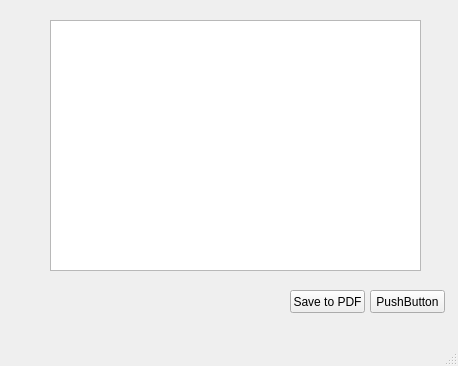
The window that Test1/mainwindow.ui (iVanyaVas/QT) describes before a commit, drawn with Qt 5.
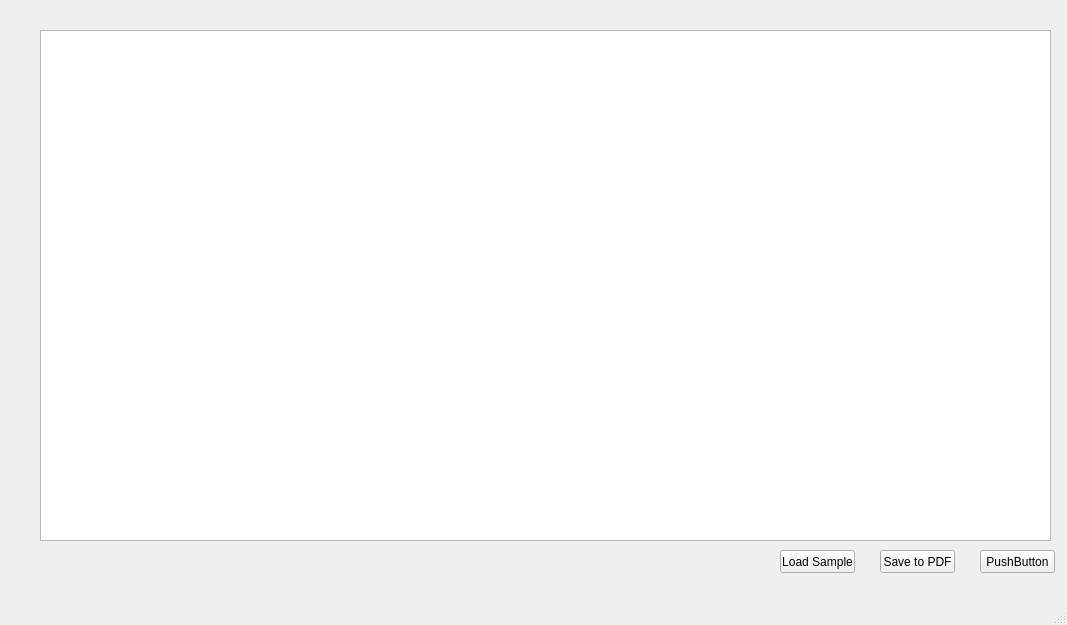
The same window after the commit.

Diff of the .ui file:
```diff
--- a/Test1/mainwindow.ui
+++ b/Test1/mainwindow.ui
@@ -6,8 +6,8 @@
    <rect>
     <x>0</x>
     <y>0</y>
-    <width>458</width>
-    <height>366</height>
+    <width>1067</width>
+    <height>625</height>
    </rect>
   </property>
   <property name="windowTitle">
@@ -17,8 +17,8 @@
    <widget class="QPushButton" name="pushButton">
     <property name="geometry">
      <rect>
-      <x>370</x>
-      <y>290</y>
+      <x>980</x>
+      <y>550</y>
       <width>75</width>
       <height>23</height>
      </rect>
@@ -27,21 +27,11 @@
      <string>PushButton</string>
     </property>
    </widget>
-   <widget class="QTableView" name="tableView">
-    <property name="geometry">
-     <rect>
-      <x>50</x>
-      <y>20</y>
-      <width>371</width>
-      <height>251</height>
-     </rect>
-    </property>
-   </widget>
    <widget class="QPushButton" name="pushButton_2">
     <property name="geometry">
      <rect>
-      <x>290</x>
-      <y>290</y>
+      <x>880</x>
+      <y>550</y>
       <width>75</width>
       <height>23</height>
      </rect>
@@ -50,6 +40,29 @@
      <string>Save to PDF</string>
     </property>
    </widget>
+   <widget class="QTableWidget" name="tableWidget">
+    <property name="geometry">
+     <rect>
+      <x>40</x>
+      <y>30</y>
+      <width>1011</width>
+      <height>511</height>
+     </rect>
+    </property>
+   </widget>
+   <widget class="QPushButton" name="pushButton_3">
+    <property name="geometry">
+     <rect>
+      <x>780</x>
+      <y>550</y>
+      <width>75</width>
+      <height>23</height>
+     </rect>
+    </property>
+    <property name="text">
+     <string>Load Sample</string>
+    </property>
+   </widget>
   </widget>
   <widget class="QMenuBar" name="menubar">
    <property name="geometry">
```
Left out of the diff: 2 changed lines with no effect on the pictures.
